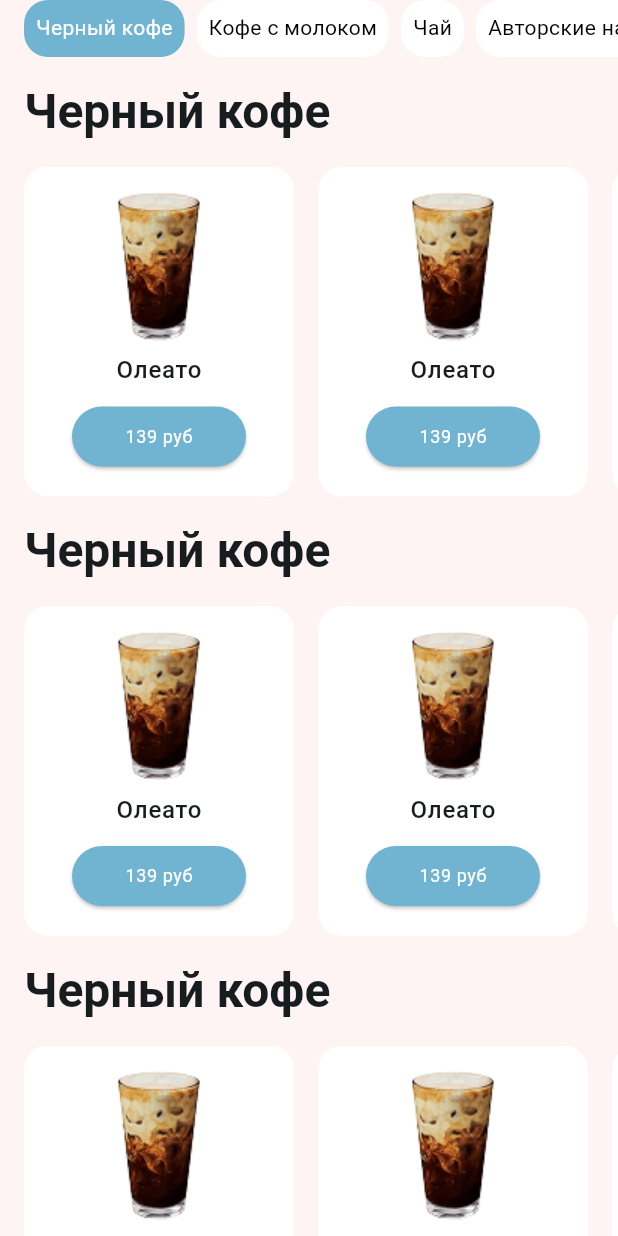
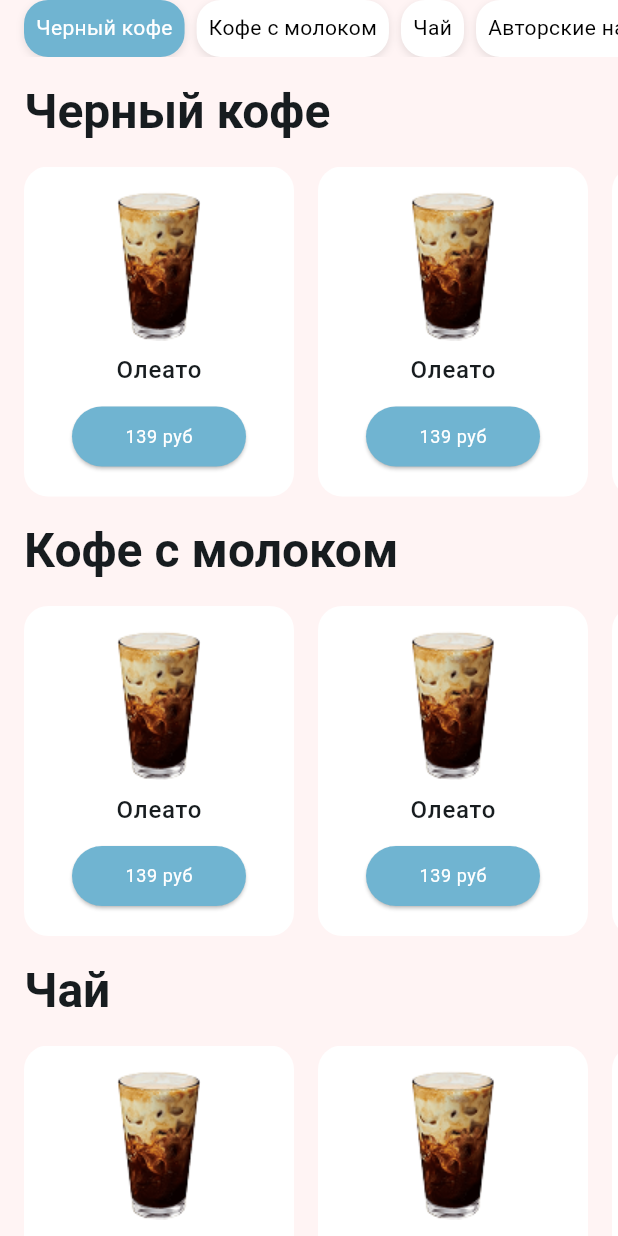
Before and after one commit to qwerpap/Effective_FlutterLab, a Flutter app: the screen it shows after launch, after a tap on "Черный кофе", on a phone screen of 412 x 824 dp. Run offline on Flutter 3.47's test engine with Material 3 defaults, Android fonts, the phone set to English and light mode, and no system bars.

Commit message:
Added scrollController to category_list

```diff
--- a/lib/features/main_page/presentation/screens/main_screen.dart
+++ b/lib/features/main_page/presentation/screens/main_screen.dart
@@ -10,15 +10,62 @@ class MainScreen extends StatefulWidget {
 }
 
 class _MainScreenState extends State<MainScreen> {
-  final CategoriesModel categoriesModel = CategoriesModel();
   int selectedIndex = 0;
+  final ScrollController _scrollController = ScrollController();
+  final Map<String, GlobalKey> _categoryKeys = {};
+
+  @override
+  void initState() {
+    super.initState();
+    _scrollController.addListener(_onScroll);
+  }
+
+  @override
+  void dispose() {
+    _scrollController.removeListener(_onScroll);
+    _scrollController.dispose();
+    super.dispose();
+  }
+
+  void _onScroll() {
+    final scrollPosition = _scrollController.position.pixels;
+    for (var i = 0; i < CategoriesModel.categories.length; i++) {
+      final key = _categoryKeys[CategoriesModel.categories[i]];
+      if (key != null) {
+        final context = key.currentContext;
+        if (context != null) {
+          final box = context.findRenderObject() as RenderBox;
+          final position = box.localToGlobal(Offset.zero);
+          if (position.dy <= 100 && position.dy + box.size.height >= 100) {
+            setState(() {
+              selectedIndex = i;
+            });
+            break;
+          }
+        }
+      }
+    }
+  }
+
+  void _scrollToCategory(int index) {
+    final key = _categoryKeys[CategoriesModel.categories[index]];
+    if (key != null) {
+      final context = key.currentContext;
+      if (context != null) {
+        Scrollable.ensureVisible(
+          context,
+          duration: const Duration(milliseconds: 200),
+          alignment: 0.1, // Adjust this value to control the scroll position
+        );
+      }
+    }
+  }
+
   @override
   Widget build(BuildContext context) {
     final theme = Theme.of(context);
     return Scaffold(
-      body: SingleChildScrollView(
-        child: Column(
-          crossAxisAlignment: CrossAxisAlignment.start,
+      body: Column(
         children: [
           CategorySelector(
             categories: CategoriesModel.categories,
@@ -27,20 +74,54 @@ class _MainScreenState extends State<MainScreen> {
               setState(() {
                 selectedIndex = index;
               });
+              _scrollToCategory(index);
             },
             theme: theme,
           ),
-            CategoryTItle(category: 'Черный кофе'),
+          // Список продуктов (прокручиваемый)
+          Expanded(
+            child: NotificationListener<ScrollNotification>(
+              onNotification: (notification) {
+                _onScroll();
+                return true;
+              },
+              child: SingleChildScrollView(
+                controller: _scrollController,
+                child: Column(
+                  crossAxisAlignment: CrossAxisAlignment.start,
+                  children: [
+                    CategoryTItle(
+                      category: 'Черный кофе',
+                      key: _categoryKeys['Черный кофе'] ??= GlobalKey(),
+                    ),
                     ProductList(),
-            CategoryTItle(category: 'Кофе с молоком'),
+                    CategoryTItle(
+                      category: 'Кофе с молоком',
+                      key: _categoryKeys['Кофе с молоком'] ??= GlobalKey(),
+                    ),
                     ProductList(),
-            CategoryTItle(category: 'Чай'),
+                    CategoryTItle(
+                      category: 'Чай',
+                      key: _categoryKeys['Чай'] ??= GlobalKey(),
+                    ),
                     ProductList(),
-            CategoryTItle(category: 'Чаек'),
+                    CategoryTItle(
+                      category: 'Авторские напитки',
+                      key: _categoryKeys['Авторские напитки'] ??= GlobalKey(),
+                    ),
+                    ProductList(),
+                    CategoryTItle(
+                      category: 'Чаек',
+                      key: _categoryKeys['Чаек'] ??= GlobalKey(),
+                    ),
                     ProductList(),
                   ],
                 ),
               ),
+            ),
+          ),
+        ],
+      ),
     );
   }
 }
--- a/lib/features/main_page/presentation/widgets/category_selector.dart
+++ b/lib/features/main_page/presentation/widgets/category_selector.dart
@@ -37,6 +37,13 @@ class CategorySelector extends StatelessWidget {
                           ? AppColors.primaryColor
                           : AppColors.whiteColor,
                   borderRadius: BorderRadius.circular(16),
+                  boxShadow: [
+                    BoxShadow(
+                      color: Colors.black.withOpacity(0.1),
+                      blurRadius: 4,
+                      offset: Offset(0, 2),
+                    ),
+                  ],
                 ),
                 child: Text(
                   categories[index],
--- a/lib/features/main_page/presentation/widgets/category_title.dart
+++ b/lib/features/main_page/presentation/widgets/category_title.dart
@@ -10,7 +10,7 @@ class CategoryTItle extends StatelessWidget {
     final theme = Theme.of(context);
     return Padding(
       padding: const EdgeInsets.all(16),
-      child: Text('Черный кофе', style: theme.textTheme.titleLarge),
+      child: Text(category, style: theme.textTheme.titleLarge),
     );
   }
 }
```
Lines whose indentation alone changed are shown as unchanged.
